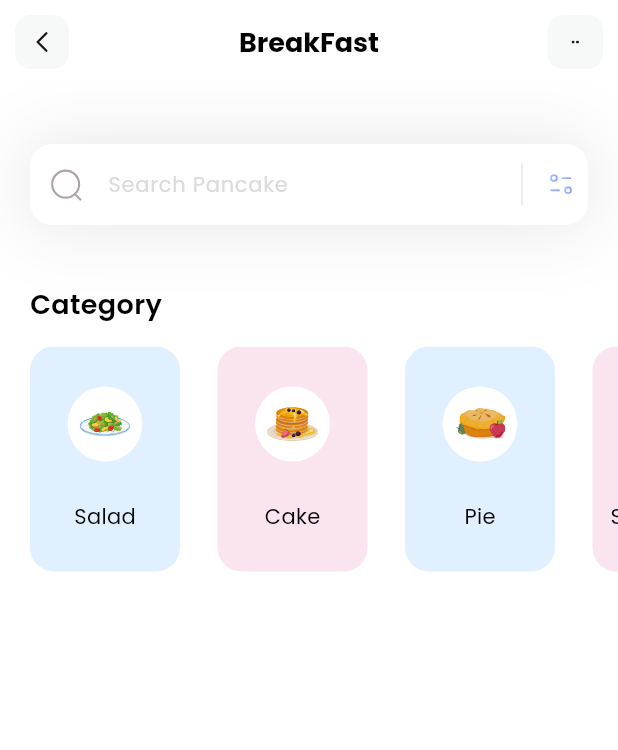
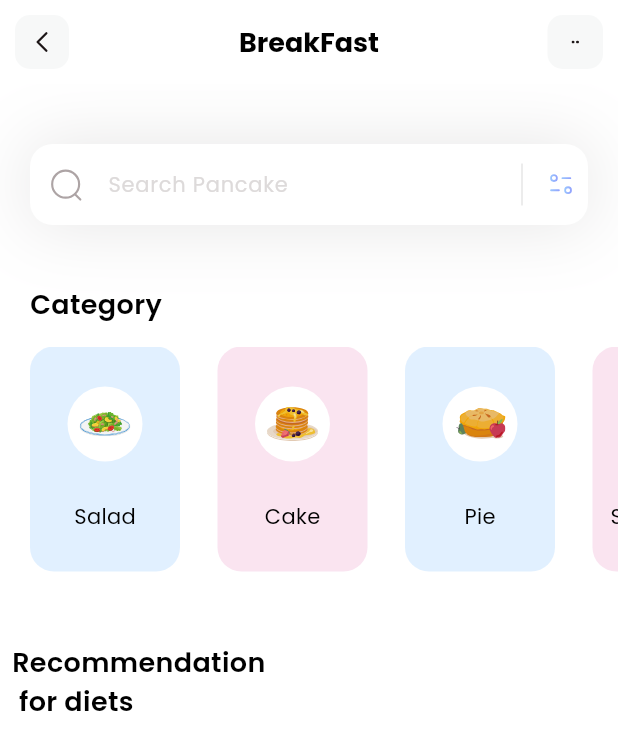
Before and after one commit to Birkity/Flutter-Fitness, a Flutter app: the screen it shows after launch, on a phone screen of 412 x 824 dp. Shown: the top 750 px of the screen. Run offline on Flutter 3.47's test engine with Material 3 defaults, Android fonts, the phone set to English and light mode, and no system bars; our stand-ins replace flutter_svg.

Commit message:
"Added a new section to the home page with a title 'Recommendation for diets'"

```diff
--- a/lib/pages/home.dart
+++ b/lib/pages/home.dart
@@ -33,6 +33,27 @@ class _HomePageState extends State<HomePage> {
             height: 40,
           ),
           _categoriesSection(),
+          SizedBox(
+            height: 40,
+          ),
+          Column(
+            children: [
+              Padding(
+                padding: const EdgeInsets.all(8.0),
+                child: Text(
+                  'Recommendation\n for diets',
+                  style: TextStyle(
+                    color: Colors.black,
+                    fontSize: 18,
+                    fontWeight: FontWeight.w600,
+                  ),
+                ),
+              ),
+              SizedBox(
+                height: 15,
+              ),
+            ],
+          )
         ],
       ),
     );
```
